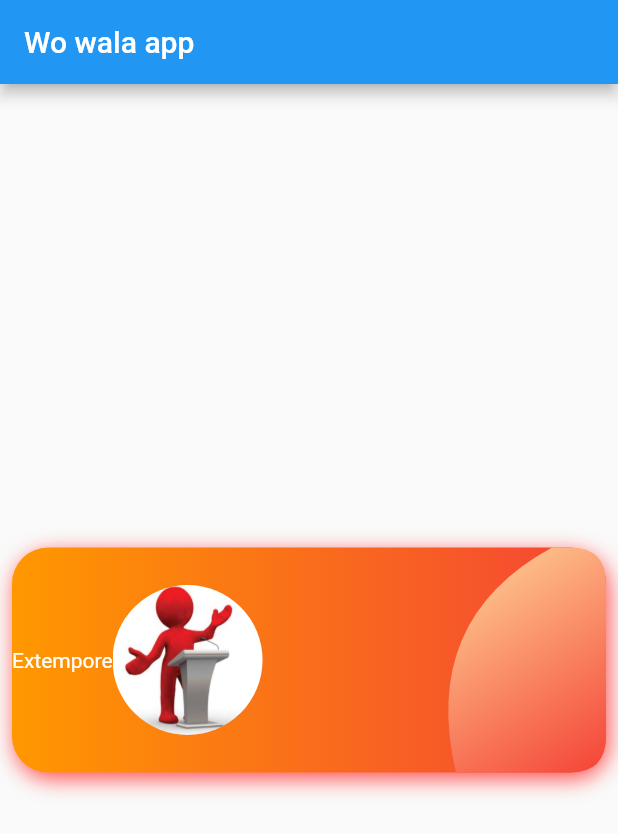
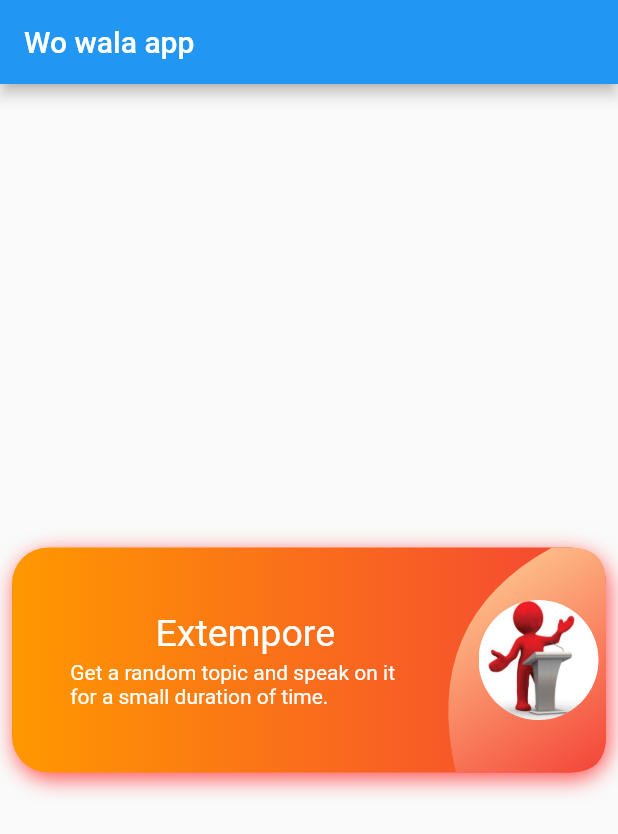
Before and after one commit to Anmol376OP/speech_to_text, a Flutter app: the screen it shows after launch, on a phone screen of 412 x 824 dp. Shown: the top 834 px of the screen. Run offline on Flutter 3.47's test engine with Material 2 defaults, Android fonts, the phone set to English and light mode, and no system bars; missing offline and left inert: dart:js.

Commit message:
Positional Changes

```diff
--- a/lib/home.dart
+++ b/lib/home.dart
@@ -36,15 +36,30 @@ class _HomeState extends State<Home> {
             Positioned.fill(
               child: Row(
                 children: [
-
-                  Column(
+                  const Expanded(
+                      flex: 1,
+                      child: SizedBox(width: 10,)
+                  ),
+                  Expanded(
+                    flex: 6,
+                    child: Column(
                       mainAxisSize: MainAxisSize.min,
                       children: const [
-                      Text('Extempore',style: TextStyle(color: Colors.white),),
+                        Text('Extempore',style: TextStyle(color: Colors.white,fontSize: 25),),
+                        SizedBox(height: 4,),
+                        Text('Get a random topic and speak on it for a small duration of time.',style: TextStyle(color: Colors.white),),
                       ],
                     ),
-                  Container(
-                    width: 100,height: 100,
+                  ),
+                  // const SizedBox(width: 10,),
+                  const Expanded(
+                      flex: 1,
+                      child: SizedBox(width: 10,)
+                  ),
+                  Expanded(
+                    flex: -1,
+                    child: Container(
+                      width: 80,height: 80,
                       decoration: const BoxDecoration(
                         shape: BoxShape.circle,
                         image: DecorationImage(image: AssetImage('assets/img.jpg'),
@@ -52,7 +67,8 @@ class _HomeState extends State<Home> {
                         )
                       ),
                     ),
-
+                  ),
+                const SizedBox(width: 5,)
                 ],
               ),
             ),
```
Lines whose indentation alone changed are shown as unchanged.
